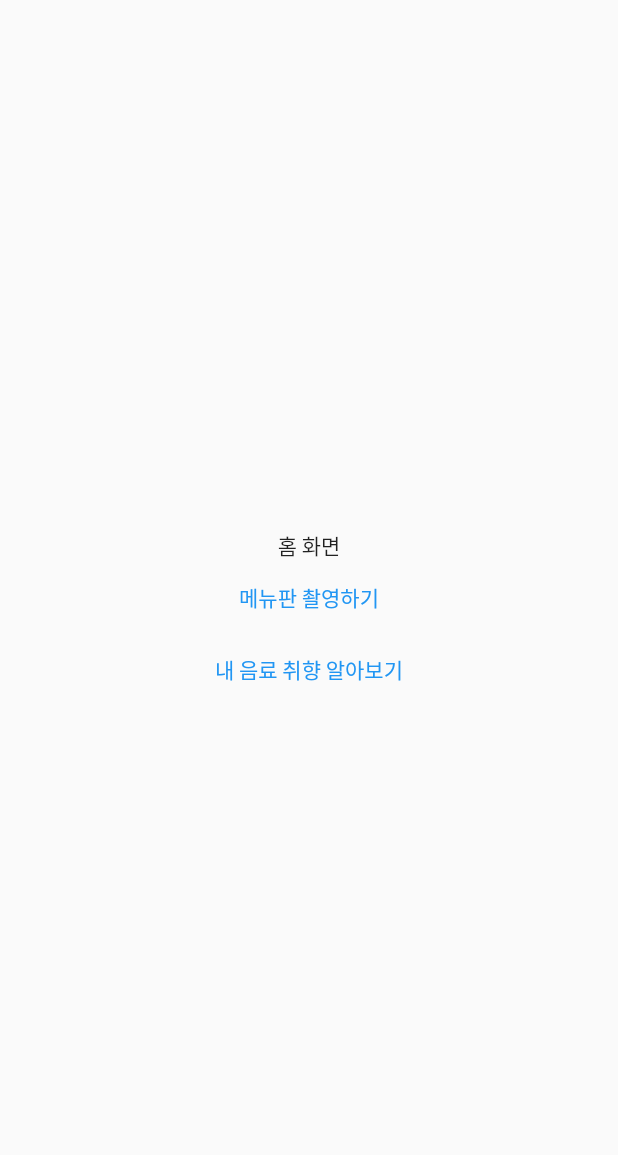
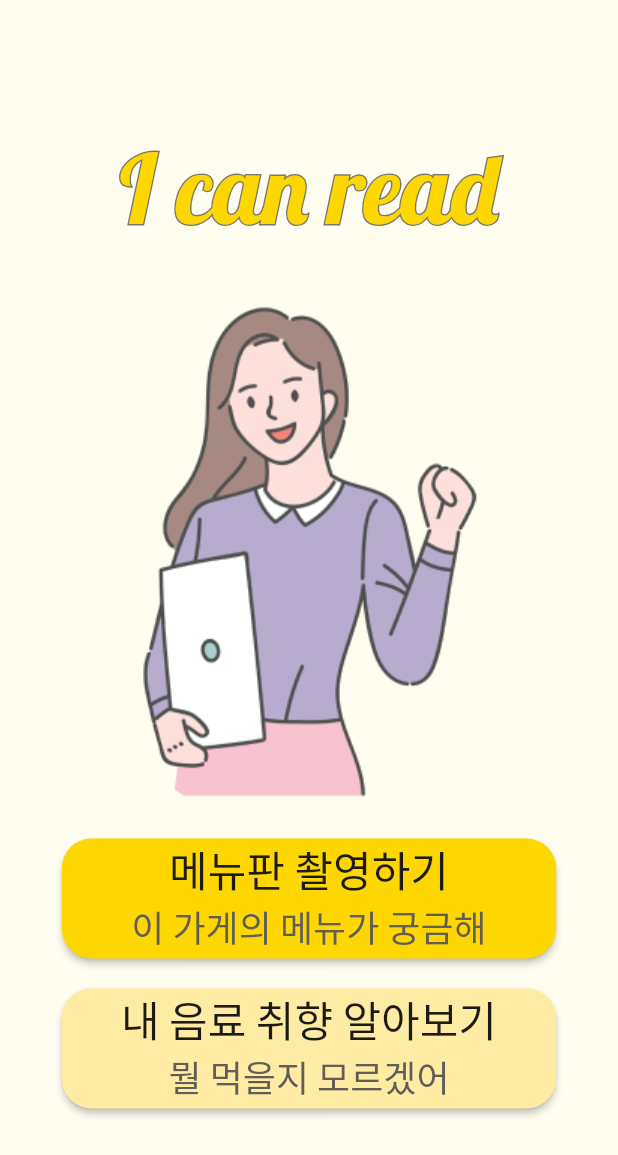
Before and after one commit to I-can-read/Flutter, a Flutter app: the screen it shows after launch, on a phone screen of 412 x 824 dp. Shown: the top 1155 px of the screen. Run offline on Flutter 3.47's test engine with Material 2 defaults, Android fonts, the phone set to English and light mode, and no system bars; our stand-ins replace camera.

Commit message:
[Feat] Create home ui (#9)

```diff
--- a/lib/screens/home_screen.dart
+++ b/lib/screens/home_screen.dart
@@ -1,25 +1,75 @@
 import 'package:flutter/material.dart';
+import 'package:i_can_read/configs/color.dart';
 
 class HomeScreen extends StatelessWidget {
   @override
   Widget build(BuildContext context) {
     return Scaffold(
+      backgroundColor: const Color(0xffFFFDF0),
       body: Center(
         child: Column(
           mainAxisAlignment: MainAxisAlignment.center,
           children: [
-            const Text('홈 화면'),
-            TextButton(
-              child: const Text('메뉴판 촬영하기'),
+            Stack(
+              children: <Widget>[
+                Text('I can read',
+                  style: TextStyle(
+                    fontFamily: 'Lobster',
+                    fontSize: 64,
+                    foreground: Paint()
+                      ..style = PaintingStyle.stroke
+                      ..strokeWidth = 2
+                      ..color = ColorPalette.black50
+                  )
+                ),
+                const Text('I can read',
+                  style: TextStyle(
+                    fontFamily: 'Lobster',
+                    fontSize: 64,
+                    color: ColorPalette.primaryGold,
+                  )
+                ),
+              ],
+            ),
+            const SizedBox(height: 20),
+            Image.asset('assets/images/home_image.png'),
+            const SizedBox(height: 20),
+            ElevatedButton(
               onPressed: () {
                 Navigator.of(context).pushNamed('/camera');
               },
+              style: ElevatedButton.styleFrom(
+                fixedSize: Size(MediaQuery.of(context).size.width * 0.8, 80),
+                backgroundColor: ColorPalette.primaryGold,
+                shape: RoundedRectangleBorder(
+                  borderRadius: BorderRadius.circular(20),
+                ),
+              ),
+              child: Column(
+                children: const [
+                  Text('메뉴판 촬영하기', style: TextStyle(fontSize: 28, color: ColorPalette.black10)),
+                  Text('이 가게의 메뉴가 궁금해', style: TextStyle(fontSize: 24, color: ColorPalette.black40, fontWeight: FontWeight.w400))
+                ],
+              ),
             ),
-            TextButton(
-              child: const Text('내 음료 취향 알아보기'),
+            const SizedBox(height: 20),
+            ElevatedButton(
               onPressed: () {
                 Navigator.of(context).pushNamed('/recommend');
               },
+              style: ElevatedButton.styleFrom(
+                fixedSize: Size(MediaQuery.of(context).size.width * 0.8, 80),
+                backgroundColor: ColorPalette.secondaryGold,
+                shape: RoundedRectangleBorder(
+                  borderRadius: BorderRadius.circular(20),
+                ),
+              ),
+              child: Column(
+                children: const [
+                  Text('내 음료 취향 알아보기', style: TextStyle(fontSize: 28, color: ColorPalette.black10)),
+                  Text('뭘 먹을지 모르겠어', style: TextStyle(fontSize: 24, color: ColorPalette.black40, fontWeight: FontWeight.w400))
+                ],
+              ),
             ),
           ],
         ),
--- a/pubspec.yaml
+++ b/pubspec.yaml
@@ -62,7 +62,8 @@ flutter:
   uses-material-design: true
 
   # To add assets to your application, add an assets section, like this:
-  # assets:
+  assets:
+    - assets/images/home_image.png
   #   - images/a_dot_burr.jpeg
   #   - images/a_dot_ham.jpeg
 
@@ -88,6 +89,9 @@ flutter:
           weight: 400
         - asset: assets/fonts/NotoSansKR-Light.otf
           weight: 300
+    - family: Lobster
+      fonts:
+        - asset: assets/fonts/Lobster-Regular.ttf
   #   - family: Trajan Pro
   #     fonts:
   #       - asset: fonts/TrajanPro.ttf
```
Also changed, not shown: assets/images/home_image.png (added).
